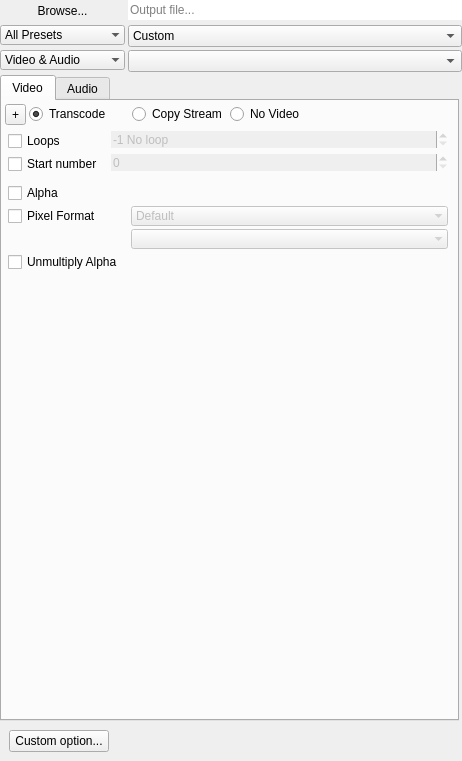
Old version of the form src/UI/outputwidget.ui in the repository RxLaboratory/DuME.
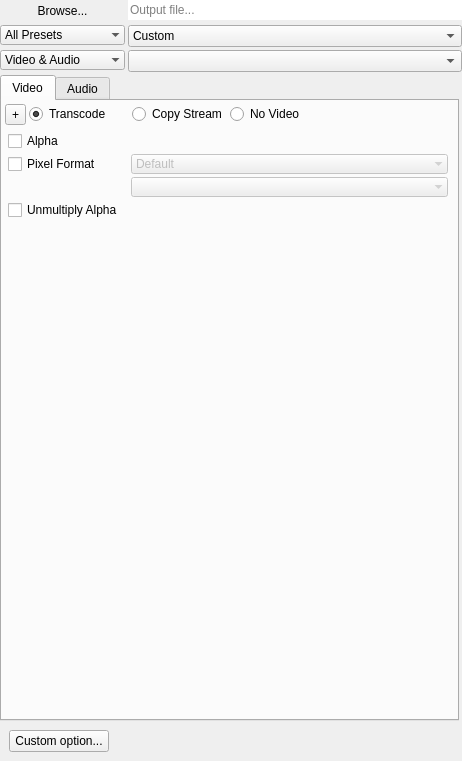
New version of the form.

Commit message: implemented sequence blocks

Patch:
```diff
--- a/src/UI/outputwidget.ui
+++ b/src/UI/outputwidget.ui
@@ -268,7 +268,7 @@
           <attribute name="title">
            <string>Video</string>
           </attribute>
-          <layout class="QVBoxLayout" name="videoLayout" stretch="0,0,0,1">
+          <layout class="QVBoxLayout" name="videoLayout" stretch="0,0,1">
            <property name="spacing">
             <number>3</number>
            </property>
@@ -370,100 +370,6 @@
              </layout>
             </widget>
            </item>
-           <item>
-            <widget class="QWidget" name="sequenceWidget" native="true">
-             <layout class="QFormLayout" name="formLayout_9">
-              <property name="horizontalSpacing">
-               <number>3</number>
-              </property>
-              <property name="verticalSpacing">
-               <number>3</number>
-              </property>
-              <property name="leftMargin">
-               <number>3</number>
-              </property>
-              <property name="topMargin">
-               <number>3</number>
-              </property>
-              <property name="rightMargin">
-               <number>3</number>
-              </property>
-              <property name="bottomMargin">
-               <number>3</number>
-              </property>
-              <item row="0" column="0">
-               <widget class="QCheckBox" name="videoLoopsButton">
-                <property name="minimumSize">
-                 <size>
-                  <width>100</width>
-                  <height>0</height>
-                 </size>
-                </property>
-                <property name="text">
-                 <string>Loops</string>
-                </property>
-               </widget>
-              </item>
-              <item row="0" column="1">
-               <widget class="QSpinBox" name="videoLoopsEdit">
-                <property name="enabled">
-                 <bool>false</bool>
-                </property>
-                <property name="frame">
-                 <bool>false</bool>
-                </property>
-                <property name="suffix">
-                 <string> No loop</string>
-                </property>
-                <property name="minimum">
-                 <number>-1</number>
-                </property>
-                <property name="maximum">
-                 <number>65536</number>
-                </property>
-                <property name="value">
-                 <number>-1</number>
-                </property>
-               </widget>
-              </item>
-              <item row="1" column="1">
-               <widget class="QSpinBox" name="startNumberEdit">
-                <property name="enabled">
-                 <bool>false</bool>
-                </property>
-                <property name="frame">
-                 <bool>false</bool>
-                </property>
-                <property name="suffix">
-                 <string/>
-                </property>
-                <property name="minimum">
-                 <number>0</number>
-                </property>
-                <property name="maximum">
-                 <number>999999</number>
-                </property>
-                <property name="value">
-                 <number>0</number>
-                </property>
-               </widget>
-              </item>
-              <item row="1" column="0">
-               <widget class="QCheckBox" name="startNumberButton">
-                <property name="minimumSize">
-                 <size>
-                  <width>100</width>
-                  <height>0</height>
-                 </size>
-                </property>
-                <property name="text">
-                 <string>Start number</string>
-                </property>
-               </widget>
-              </item>
-             </layout>
-            </widget>
-           </item>
            <item>
             <widget class="QWidget" name="componentsWidget" native="true">
              <layout class="QFormLayout" name="formLayout_10">
```
Left out of the diff: 28 changed lines with no effect on the pictures. The commit also changes 9 other files.
